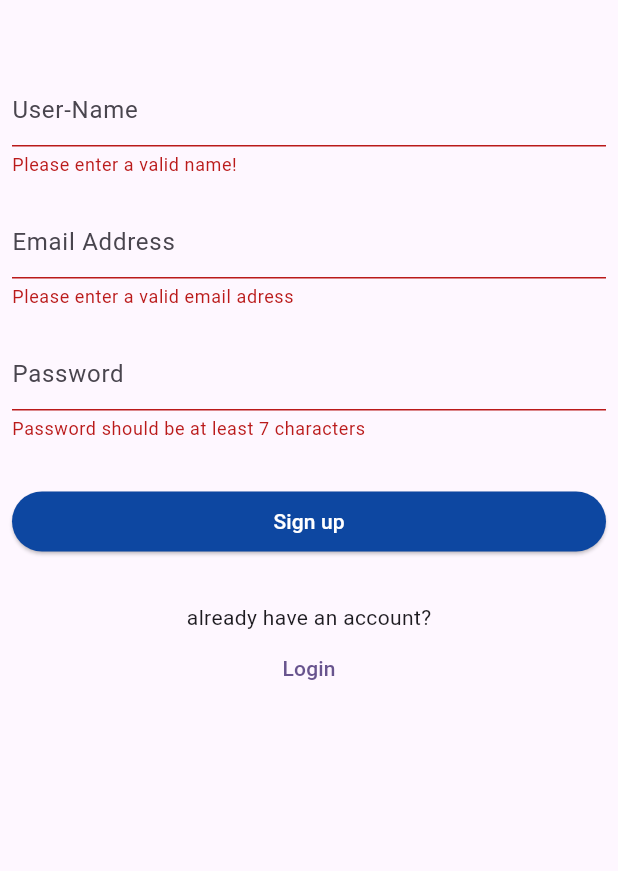
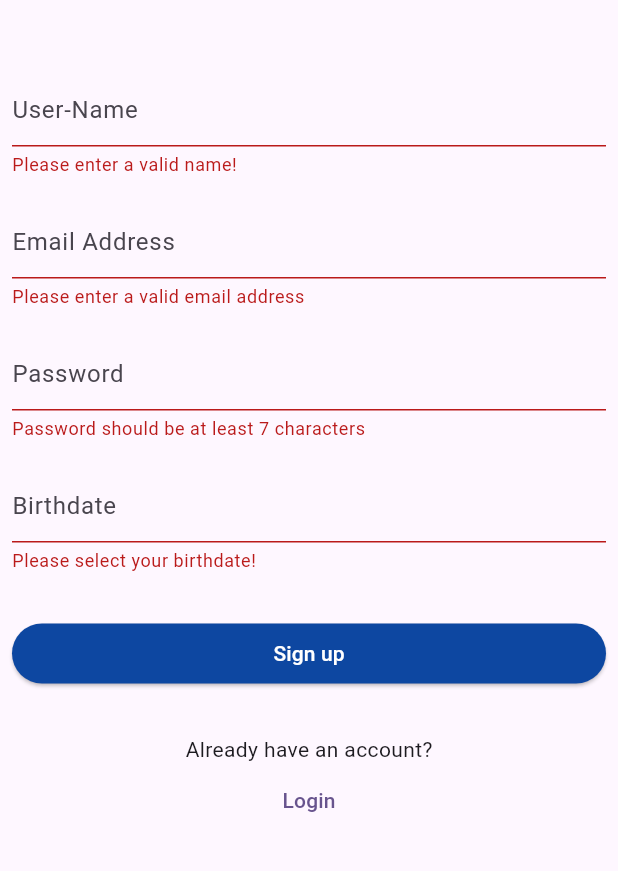
Before and after one commit to 0mar-elsayad/OnlineShopping, a Flutter app: the screen it shows after launch, after a tap on "Sign up", on a phone screen of 412 x 824 dp, the part 146-1017 px from its top. Run offline on Flutter 3.47's test engine with Material 3 defaults, Android fonts, the phone set to English and light mode, and no system bars; our stand-ins replace cloud_firestore, firebase_auth, firebase_core, image_picker; accounts and stored records are empty.

Commit message:
add birthdate to the database

```diff
--- a/shopping_app/lib/screens/signup.dart
+++ b/shopping_app/lib/screens/signup.dart
@@ -17,34 +17,44 @@ class _SignupScreenState extends State<SignupScreen> {
   final name = TextEditingController();
   final email = TextEditingController();
   final password = TextEditingController();
+  final birthdate = TextEditingController(); // New controller for birthdate
 
+  final formKey = GlobalKey<FormState>();
+
+  // Function to handle sign-up
   void signup() async {
     try {
       setState(() {
         isLoading = true;
       });
 
+      // Firebase Authentication for sign-up
       await FirebaseAuth.instance.createUserWithEmailAndPassword(
         email: email.text,
         password: password.text,
       );
+
+      // Storing user data in Firestore
       await FirebaseFirestore.instance
           .collection('users')
           .doc(FirebaseAuth.instance.currentUser!.uid)
           .set({
         'name': name.text,
         'email': email.text,
+        'birthdate': birthdate.text, // Add birthdate here
         'id': FirebaseAuth.instance.currentUser!.uid,
         'usercart': [],
-        'userwishlist': []
+        'userwishlist': [],
       });
 
+      // Navigate to the BottomBar screen
       Navigator.of(context).pushReplacement(
         MaterialPageRoute(
           builder: (context) => const BottomBar(),
         ),
       );
     } on FirebaseException catch (error) {
+      // Display error message
       ScaffoldMessenger.of(context).showSnackBar(
         SnackBar(
           content: Text(error.toString()),
@@ -63,10 +73,10 @@ class _SignupScreenState extends State<SignupScreen> {
     name.dispose();
     email.dispose();
     password.dispose();
+    birthdate.dispose(); // Dispose birthdate controller
     super.dispose();
   }
 
-  final formkey = GlobalKey<FormState>();
   @override
   Widget build(BuildContext context) {
     return SafeArea(
@@ -78,28 +88,24 @@ class _SignupScreenState extends State<SignupScreen> {
             child: SingleChildScrollView(
               child: Column(
                 children: [
-                const SizedBox(
-                  height: 50,
-                ),
+                  const SizedBox(height: 50),
                   const Text(
                     'Shopping-App',
                     style: TextStyle(fontSize: 27, fontWeight: FontWeight.bold),
                   ),
-                const SizedBox(
-                  height: 50,
-                ),
+                  const SizedBox(height: 50),
                   Form(
-                  key: formkey,
+                    key: formKey,
                     child: Column(
                       children: [
+                        // Name Field
                         TextFormField(
                           controller: name,
                           validator: (value) {
                             if (value!.isEmpty) {
                               return 'Please enter a valid name!';
-                          } else {
+                            }
                             return null;
-                          }
                           },
                           decoration: const InputDecoration(
                             focusedBorder: OutlineInputBorder(
@@ -109,17 +115,16 @@ class _SignupScreenState extends State<SignupScreen> {
                                 borderSide: BorderSide(color: Colors.grey)),
                           ),
                         ),
-                      const SizedBox(
-                        height: 20,
-                      ),
+                        const SizedBox(height: 20),
+
+                        // Email Field
                         TextFormField(
                           controller: email,
                           validator: (value) {
                             if (value!.isEmpty || !value.contains('@')) {
-                            return 'Please enter a valid email adress';
-                          } else {
+                              return 'Please enter a valid email address';
+                            }
                             return null;
-                          }
                           },
                           decoration: const InputDecoration(
                             focusedBorder: OutlineInputBorder(
@@ -129,17 +134,17 @@ class _SignupScreenState extends State<SignupScreen> {
                                 borderSide: BorderSide(color: Colors.grey)),
                           ),
                         ),
-                      const SizedBox(
-                        height: 20,
-                      ),
+                        const SizedBox(height: 20),
+
+                        // Password Field
                         TextFormField(
                           controller: password,
+                          obscureText: true,
                           validator: (value) {
                             if (value!.isEmpty || value.length < 7) {
                               return 'Password should be at least 7 characters';
-                          } else {
+                            }
                             return null;
-                          }
                           },
                           decoration: const InputDecoration(
                             focusedBorder: OutlineInputBorder(
@@ -148,19 +153,56 @@ class _SignupScreenState extends State<SignupScreen> {
                             enabledBorder: OutlineInputBorder(
                                 borderSide: BorderSide(color: Colors.grey)),
                           ),
-                      )
+                        ),
+                        const SizedBox(height: 20),
+
+                        // Birthdate Field with Calendar Picker
+                        TextFormField(
+                          controller: birthdate,
+                          readOnly: true,
+                          decoration: const InputDecoration(
+                            focusedBorder: OutlineInputBorder(
+                                borderSide: BorderSide(color: Colors.green)),
+                            hintText: 'Birthdate',
+                            enabledBorder: OutlineInputBorder(
+                                borderSide: BorderSide(color: Colors.grey)),
+                          ),
+                          onTap: () async {
+                            DateTime? pickedDate = await showDatePicker(
+                              context: context,
+                              initialDate: DateTime.now(),
+                              firstDate: DateTime(1900),
+                              lastDate: DateTime.now(),
+                            );
+
+                            if (pickedDate != null) {
+                              setState(() {
+                                birthdate.text =
+                                    "${pickedDate.toLocal()}".split(' ')[0];
+                              });
+                            }
+                          },
+                          validator: (value) {
+                            if (value!.isEmpty) {
+                              return 'Please select your birthdate!';
+                            }
+                            return null;
+                          },
+                        ),
                       ],
                     ),
                   ),
                   const SizedBox(height: 30),
+
+                  // Signup Button
                   SizedBox(
                     width: double.infinity,
                     child: ElevatedButton(
                       style: ElevatedButton.styleFrom(
                           backgroundColor: Colors.blue[900]),
                       onPressed: () {
-                          formkey.currentState!.save();
-                          if (formkey.currentState!.validate()) {
+                        formKey.currentState!.save();
+                        if (formKey.currentState!.validate()) {
                           signup();
                         }
                       },
@@ -169,9 +211,13 @@ class _SignupScreenState extends State<SignupScreen> {
                           : const Text(
                               'Sign up',
                               style: TextStyle(color: Colors.white),
-                              ))),
+                            ),
+                    ),
+                  ),
                   const SizedBox(height: 30),
-                const Text('already have an account?'),
+
+                  // Redirect to Login
+                  const Text('Already have an account?'),
                   TextButton(
                     onPressed: () {
                       Navigator.of(context).push(
@@ -180,12 +226,14 @@ class _SignupScreenState extends State<SignupScreen> {
                         ),
                       );
                     },
-                    child: const Text('Login'))
+                    child: const Text('Login'),
+                  ),
                 ],
               ),
             ),
           ),
-      )),
+        ),
+      ),
     );
   }
 }
```
Lines whose indentation alone changed are shown as unchanged.
